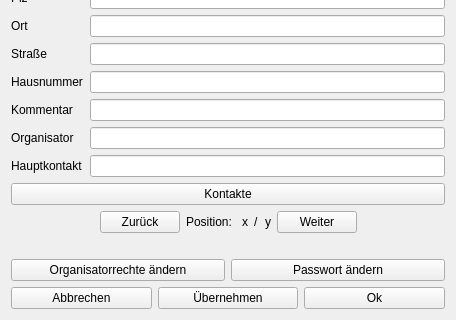
Leon0932/se_projekt, file profileview.ui: the form before one commit; both pictures show x 0 to 456 and y 164 to 484 of the 456 by 484 pixel window.
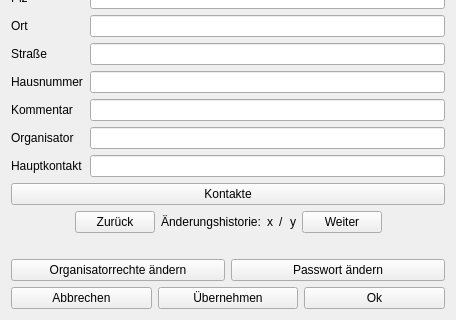
The form after the commit.

```diff
--- a/profileview.ui
+++ b/profileview.ui
@@ -191,7 +191,7 @@
      <item>
       <widget class="QLabel" name="label_2">
        <property name="text">
-        <string>Position: </string>
+        <string>Änderungshistorie:</string>
        </property>
       </widget>
      </item>
```
